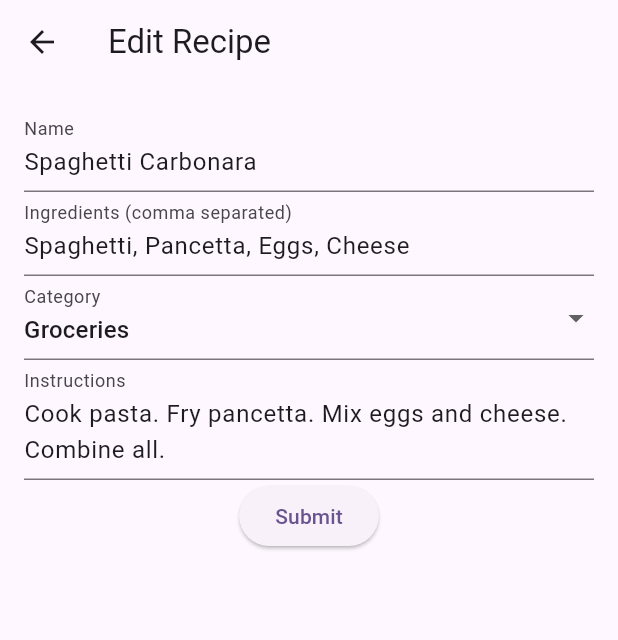
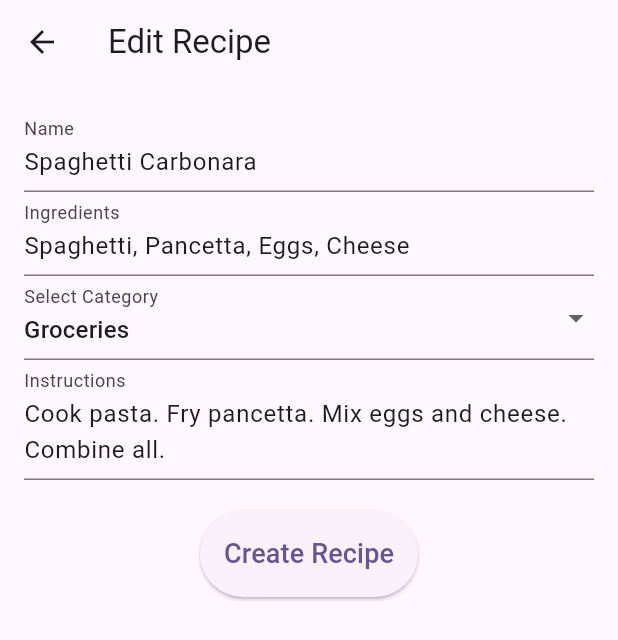
Before and after one commit to dmitrymov/receiptsapp, a Flutter app: the screen it shows after launch, after a tap on "Spaghetti Carbonara", on a phone screen of 412 x 824 dp. Shown: the top 640 px of the screen. Run offline on Flutter 3.47's test engine with Material 3 defaults, Android fonts, the phone set to English and light mode, and no system bars.

Commit message:
UI changes

```diff
--- a/lib/main.dart
+++ b/lib/main.dart
@@ -156,7 +156,7 @@ class _AddEditRecipePageState extends State<AddEditRecipePage> {
   Widget build(BuildContext context) {
     return Scaffold(
       appBar: AppBar(
-        title: Text(widget.recipe == null ? 'Add Recipe' : 'Edit Recipe'),
+        title: Text(widget.recipe == null ? 'Add New Recipe' : 'Edit Recipe'),
       ),
       body: Padding(
         padding: const EdgeInsets.all(16.0),
@@ -165,8 +165,11 @@ class _AddEditRecipePageState extends State<AddEditRecipePage> {
           child: Column(
             children: [
               TextFormField(
+
                 controller: _nameController,
-                decoration: const InputDecoration(labelText: 'Name'),
+                decoration: const InputDecoration(
+                    hintText: 'Enter Recipe Name',
+                    labelText: 'Name'),
                 validator: (value) {
                   if (value == null || value.isEmpty) {
                     return 'Please enter a recipe name';
@@ -176,13 +179,15 @@ class _AddEditRecipePageState extends State<AddEditRecipePage> {
               ),
               TextFormField(
                 controller: _ingredientsController,
-                decoration: const InputDecoration(
-                  labelText: 'Ingredients (comma separated)',
+                 decoration: const InputDecoration(
+                  hintText: 'Enter Ingredients (comma separated)',
+                  labelText: 'Ingredients',
                 ),
               ),
               DropdownButtonFormField<String>(
-                decoration: const InputDecoration(labelText: 'Category'),
+                decoration: const InputDecoration(labelText: 'Select Category'),
                 value: _selectedCategoryId,
+
                 onChanged: (newValue) {
                   setState(() {
                     _selectedCategoryId = newValue;
@@ -200,10 +205,14 @@ class _AddEditRecipePageState extends State<AddEditRecipePage> {
               ),
               TextFormField(
                 controller: _instructionsController,
-                decoration: const InputDecoration(labelText: 'Instructions'),
+                 decoration: const InputDecoration(
+                  hintText: 'Enter Recipe Instructions',
+                  labelText: 'Instructions'),
                 maxLines: null,
               ),
+              const SizedBox(height: 20),
               ElevatedButton(
+                style: ElevatedButton.styleFrom(padding: const EdgeInsets.all(16)),
                 onPressed: () {
                   if (_formKey.currentState!.validate()) {
                     final recipe = Recipe(
@@ -220,7 +229,7 @@ class _AddEditRecipePageState extends State<AddEditRecipePage> {
                     Navigator.pop(context, recipe);
                   }
                 },
-                child: const Text('Submit'),
+                child: const Text('Create Recipe', style: TextStyle(fontSize: 18)),
               ),
             ],
           ),
```
